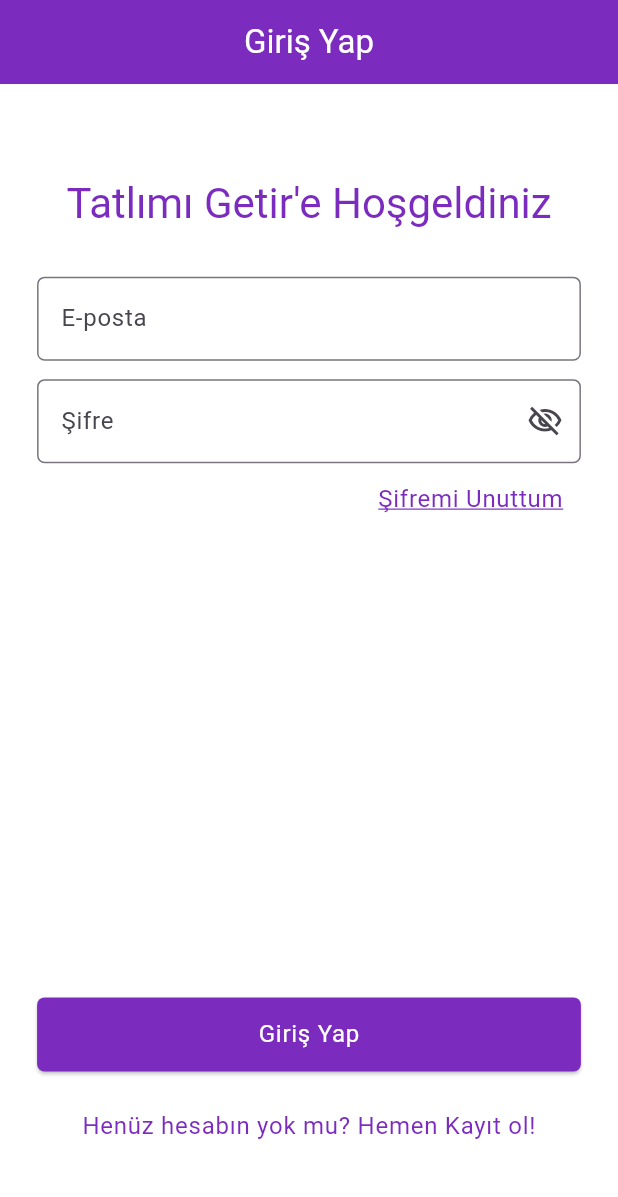
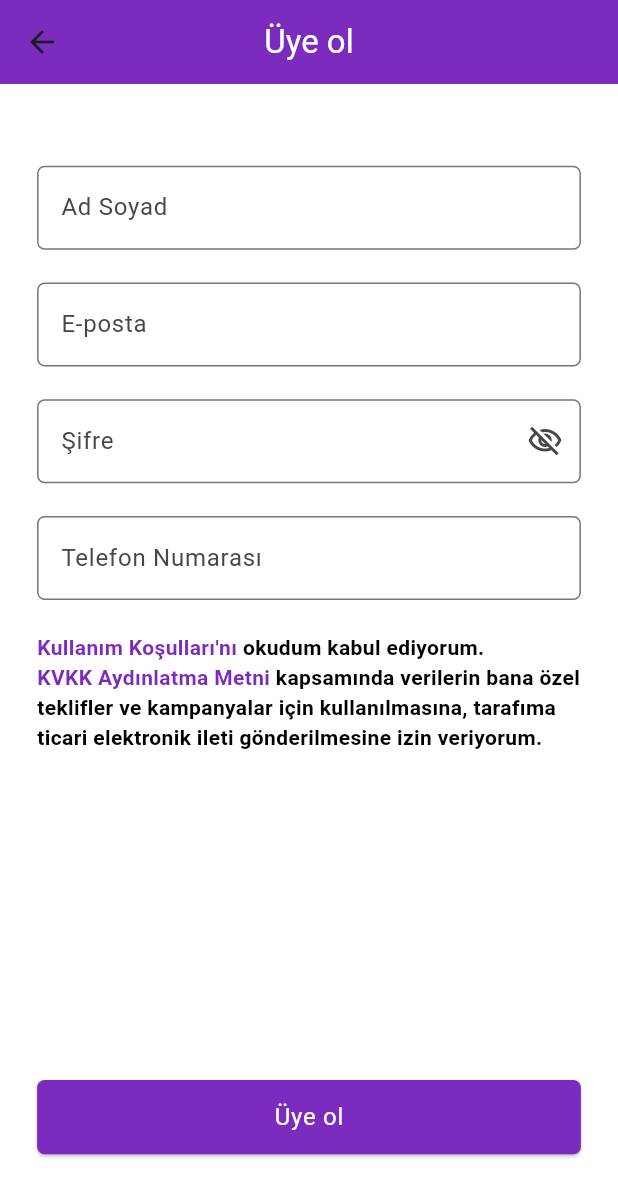
Before and after one commit to lewisVailed/TatlimiGetir, a Flutter app: the screen it shows after launch, after a tap on "Giriş Yap", on a phone screen of 412 x 824 dp. Shown: the top 1197 px of the screen. Run offline on Flutter 3.47's test engine with Material 3 defaults, Android fonts, the phone set to English and light mode, and no system bars.

Commit message:
register screen is finished and login screen has been edited

```diff
--- a/Flutter/getir_clone_app/lib/product/view_mixin/login_page_mixin.dart
+++ b/Flutter/getir_clone_app/lib/product/view_mixin/login_page_mixin.dart
@@ -2,15 +2,42 @@
 import 'package:getir_clone_app/view/login_page.dart';
 
 mixin LoginPageMixin on State<LoginPage>{
+  static const String appBarTitle = "Giriş Yap";
   static const String titleText = "Tatlımı Getir'e Hoşgeldiniz";
   static const String epostHintText = "E-posta";
   static const String passwordHintText = "Şifre";
   static const String passwordTextButtonText = "Şifremi Unuttum";
+  static const String loginButtonText = "Giriş Yap";
   static const String registerPageTextButtonText = "Henüz hesabın yok mu? Hemen Kayıt ol!";
+  static const String textFormFildisNotEmtyText = "Bu alan boş geçilemez.";
+
+  GlobalKey<FormState> key = GlobalKey();
 
   final TextEditingController epostController = TextEditingController();
   final TextEditingController passwordController = TextEditingController();
 
+  // Simple email verification
+  String? validateEmail(String? data) {
+    if (data == null || data.isEmpty) {
+      return 'E-posta boş bırakılamaz';
+    }
+
+    final emailRegex = RegExp(r'^[^@]+@[^@]+\.[^@]+');
+    if (!emailRegex.hasMatch(data)) {
+      return 'Geçerli bir e-posta giriniz';
+    }
+    return null;
+  }
+  // Simple password verification
+  String? validatePassword(String? value) {
+    if (value == null || value.isEmpty) {
+      return 'Şifre boş bırakılamaz';
+    }
+    if (value.length < 6) {
+      return 'Şifre en az 6 karakter olmalıdır';
+    }
+    return null;
+  }
 
   @override
   void dispose() {
--- /dev/null
+++ b/Flutter/getir_clone_app/lib/product/view_mixin/register_page_mixin.dart
@@ -0,0 +1,107 @@
+import 'package:flutter/gestures.dart';
+import 'package:flutter/material.dart';
+import 'package:getir_clone_app/view/register_page.dart';
+import 'package:url_launcher/url_launcher.dart';
+
+mixin RegisterPageMixin on State<RegisterPage> {
+
+  static const String agreement1 = "Kullanım Koşulları'nı";
+  static const String agreement2 = " okudum kabul ediyorum.";
+  static const String informativeText1 = "KVKK Aydınlatma Metni";
+  static const String informativeText2 = " kapsamında verilerin bana özel teklifler ve kampanyalar için kullanılmasına, tarafıma ticari elektronik ileti gönderilmesine izin veriyorum.";
+  static const String appbarTitle = "Üye ol";
+  static const String nameHintText = "Ad Soyad";
+  static const String epostHintText = "E-posta";
+  static const String passwordHintText = "Şifre";
+  static const String numberHintText = "Telefon Numarası";
+  static const String textFormFildisNotEmtyText = "Bu alan boş geçilemez.";
+  static const String registerButtonName = "Üye ol";
+  static const String urlAgreementLink = 'https://getir.com/yardim/kullanim-kosullari/';
+  static const String urlInformativeLink = 'https://getir.com/yardim/kvkk/';
+
+  GlobalKey<FormState> key = GlobalKey();
+
+  final TextEditingController nameController = TextEditingController();
+  final TextEditingController epostController = TextEditingController();
+  final TextEditingController passwordController = TextEditingController();
+  final TextEditingController numberController = TextEditingController();
+
+  String? validateName(String? value) {
+  if (value == null || value.isEmpty) {
+    return 'Ad soyad boş bırakılamaz';
+  }
+  //Checks that it consists of letters only, regex
+  final nameRegex = RegExp(r'^[a-zA-Z\s]+$');
+  if (!nameRegex.hasMatch(value)) {
+    return 'Ad soyad sadece harflerden oluşmalıdır';
+  }
+  return null;
+}
+  // Simple email verification
+  String? validateEmail(String? data) {
+    if (data == null || data.isEmpty) {
+      return 'E-posta boş bırakılamaz';
+    }
+
+    final emailRegex = RegExp(r'^[^@]+@[^@]+\.[^@]+');
+    if (!emailRegex.hasMatch(data)) {
+      return 'Geçerli bir e-posta giriniz';
+    }
+    return null;
+  }
+  // Simple password verification
+  String? validatePassword(String? value) {
+    if (value == null || value.isEmpty) {
+      return 'Şifre boş bırakılamaz';
+    }
+    if (value.length < 6) {
+      return 'Şifre en az 6 karakter olmalıdır';
+    }
+    return null;
+  }
+
+  // only numbers and up to 11 characters
+  String? validatePhoneNumber(String? value) {
+  if (value == null || value.isEmpty) {
+    return 'Telefon numarası boş bırakılamaz';
+  }
+
+  final phoneRegex = RegExp(r'^\d{1,11}$');
+  if (!phoneRegex.hasMatch(value)) {
+    return 'Geçerli bir telefon numarası giriniz (en fazla 11 karakter)';
+  }
+  return null;
+  }
+
+
+  late final TapGestureRecognizer tapGestureRecognizerAgreement;
+  late final TapGestureRecognizer tapGestureRecognizerInformative;
+
+  late final Uri urlAgreement;
+  late final Uri urlInformative;
+
+  // URL LAUNCHER
+  @override
+  void initState() {
+    super.initState();
+    urlAgreement = Uri.parse(urlAgreementLink);
+    urlInformative = Uri.parse(urlInformativeLink);
+    tapGestureRecognizerAgreement = TapGestureRecognizer()
+      ..onTap = () {
+        launchUrl(urlAgreement);
+      };
+
+     tapGestureRecognizerInformative = TapGestureRecognizer()
+      ..onTap = () {
+        launchUrl(urlInformative);
+      };
+  }
+  @override
+  void dispose() {
+    super.dispose();
+    nameController.dispose();
+    epostController.dispose();
+    passwordController.dispose();
+    numberController.dispose();
+  }
+}
--- a/Flutter/getir_clone_app/lib/product/widget/password_textfield.dart
+++ b/Flutter/getir_clone_app/lib/product/widget/password_text_form_field.dart
@@ -1,18 +1,19 @@
 import 'package:flutter/material.dart';
 
-class PasswordTextfield extends StatefulWidget {
-  const PasswordTextfield({
-    super.key, required this.controller, required this.hintText, required this.keyboardType
+class PasswordTextFormfieldNotEmpty extends StatefulWidget {
+  const PasswordTextFormfieldNotEmpty({
+    super.key,required this.validator, required this.controller, required this.hintText, required this.keyboardType,
   });
   final TextEditingController controller;
   final String hintText;
   final TextInputType keyboardType;
+  final String? Function(String?)? validator;
 
   @override
-  State<PasswordTextfield> createState() => _PasswordTextfieldState();
+  State<PasswordTextFormfieldNotEmpty> createState() => _PasswordTextFormfieldNotEmptyState();
 }
 
-class _PasswordTextfieldState extends State<PasswordTextfield> {
+class _PasswordTextFormfieldNotEmptyState extends State<PasswordTextFormfieldNotEmpty> {
   bool _isSecure = true;
 
   void _changeSecure(){
@@ -23,7 +24,9 @@
 
   @override
   Widget build(BuildContext context) {
-    return TextField(
+    return TextFormField(
+      validator: widget.validator,
+      autovalidateMode: AutovalidateMode.onUserInteraction,
       controller: widget.controller,
       keyboardType: widget.keyboardType,
       obscureText: _isSecure,
--- a/Flutter/getir_clone_app/lib/product/widget/text_field.dart
+++ /dev/null
@@ -1,20 +0,0 @@
-import 'package:flutter/material.dart';
-
-class Textfield extends StatelessWidget {
-  const Textfield({
-    super.key, required this.controller, required this.hintText, required this.keyboardType
-  });
-  final TextEditingController controller;
-  final String hintText;
-  final TextInputType keyboardType;
-  @override
-  Widget build(BuildContext context) {
-    return TextField(
-      controller: controller,
-      keyboardType: keyboardType,
-      decoration: InputDecoration(
-        hintText: hintText,
-        )
-      );
-  }
-}
--- /dev/null
+++ b/Flutter/getir_clone_app/lib/product/widget/text_form_field.dart
@@ -0,0 +1,23 @@
+import 'package:flutter/material.dart';
+
+class TextFormFieldIsNotEmpty extends StatelessWidget {
+  const TextFormFieldIsNotEmpty({
+    super.key,required this.validator, required this.controller, required this.hintText, required this.keyboardType,
+  });
+  final TextEditingController controller;
+  final String hintText;
+  final TextInputType keyboardType;
+  final String? Function(String?)? validator;
+  @override
+  Widget build(BuildContext context) {
+    return TextFormField(
+      validator: validator,
+      controller: controller,
+      keyboardType: keyboardType,
+      autovalidateMode: AutovalidateMode.onUserInteraction,
+      decoration: InputDecoration(
+        hintText: hintText,
+        )
+      );
+  }
+}
--- a/Flutter/getir_clone_app/lib/view/login_page.dart
+++ b/Flutter/getir_clone_app/lib/view/login_page.dart
@@ -3,9 +3,10 @@
 import 'package:getir_clone_app/product/extensions/build_context_extension.dart';
 import 'package:getir_clone_app/product/view_mixin/login_page_mixin.dart';
 import 'package:getir_clone_app/product/widget/elevated_button.dart';
-import 'package:getir_clone_app/product/widget/password_textfield.dart';
+import 'package:getir_clone_app/product/widget/password_text_form_field.dart';
 import 'package:getir_clone_app/product/widget/text_button.dart';
-import 'package:getir_clone_app/product/widget/text_field.dart';
+import 'package:getir_clone_app/product/widget/text_form_field.dart';
+import 'package:getir_clone_app/view/register_page.dart';
 
 class LoginPage extends StatefulWidget {
   const LoginPage({super.key});
@@ -20,30 +21,52 @@
   Widget build(BuildContext context) {
     return Scaffold(
       appBar: AppBar(
-        title: const Text("Giriş Yap"),
+        title: const Text(LoginPageMixin.appBarTitle),
       ),
+      resizeToAvoidBottomInset: false,
       body: Padding(
         padding: context.paddingColumnHorizontal,
+        child: Form(
+          key: key,
           child: Column(
             children: [
               const Spacer(flex: 10,),
+
               Text(LoginPageMixin.titleText,style: Theme.of(context).textTheme.headlineMedium?.copyWith(color: ProjectColors.appbarColor),),
+
               const Spacer(flex: 5,),
-            Textfield(controller:epostController,hintText: LoginPageMixin.epostHintText,keyboardType: TextInputType.emailAddress,),
+
+              TextFormFieldIsNotEmpty(
+                validator: validateEmail,
+                controller:epostController,hintText: LoginPageMixin.epostHintText,keyboardType: TextInputType.emailAddress,),
+
               const Spacer(flex: 2,),
-             PasswordTextfield(controller: passwordController,hintText: LoginPageMixin.passwordHintText, keyboardType: TextInputType.visiblePassword),
+
+               PasswordTextFormfieldNotEmpty(
+                validator: validatePassword,
+                controller: passwordController,hintText: LoginPageMixin.passwordHintText, keyboardType: TextInputType.visiblePassword),
+
               Align(
                 alignment: Alignment.topRight,
-              child: Textbutton(onPressed: (){},buttonName: "Şifremi Unuttum",textDecoration: TextDecoration.underline,),
+                child: Textbutton(onPressed: (){},buttonName: LoginPageMixin.passwordTextButtonText,textDecoration: TextDecoration.underline,),
               ),
+
               const Spacer(flex:50,),
-            Elevatedbutton(onPressed: (){},buttonName: "Giriş Yap",),
+
+              Elevatedbutton(onPressed: (){
+                if(key.currentState?.validate() ?? false){
+                  print("okey");
+                }
+                Navigator.push(context, MaterialPageRoute(builder: (context) => const RegisterPage()));
+              },buttonName: LoginPageMixin.loginButtonText,),
               const Spacer(flex: 2),
+
               Textbutton(onPressed:(){},buttonName: LoginPageMixin.registerPageTextButtonText),
               const Spacer(flex: 8,)
             ],
           ),
         ),
+      ),
     );
   }
 }
--- a/Flutter/getir_clone_app/lib/view/register_page.dart
+++ b/Flutter/getir_clone_app/lib/view/register_page.dart
@@ -0,0 +1,89 @@
+  import 'package:flutter/gestures.dart';
+import 'package:flutter/material.dart';
+import 'package:getir_clone_app/product/color/color_schema.dart';
+import 'package:getir_clone_app/product/extensions/build_context_extension.dart';
+import 'package:getir_clone_app/product/view_mixin/register_page_mixin.dart';
+import 'package:getir_clone_app/product/widget/elevated_button.dart';
+import 'package:getir_clone_app/product/widget/password_text_form_field.dart';
+import 'package:getir_clone_app/product/widget/text_form_field.dart';
+
+class RegisterPage extends StatefulWidget {
+    const RegisterPage({super.key});
+
+    @override
+    State<RegisterPage> createState() => _RegisterPageState();
+  }
+
+  class _RegisterPageState extends State<RegisterPage> with RegisterPageMixin{
+    @override
+    Widget build(BuildContext context) {
+      return Scaffold(
+        appBar: AppBar(
+          title: const Text(RegisterPageMixin.appbarTitle),
+        ),
+        resizeToAvoidBottomInset: false,
+        body: Padding(
+          padding: context.paddingColumnHorizontal,
+          child: Form(
+            key: key,
+            child: Column(
+              crossAxisAlignment: CrossAxisAlignment.start,
+              children: [
+                const Spacer(flex: 10,),
+                TextFormFieldIsNotEmpty(validator: validateName, controller: nameController, hintText: RegisterPageMixin.nameHintText, keyboardType: TextInputType.name),
+                const Spacer(flex: 4,),
+                TextFormFieldIsNotEmpty(validator: validateEmail, controller: epostController, hintText: RegisterPageMixin.epostHintText, keyboardType: TextInputType.emailAddress),
+                const Spacer(flex: 4,),
+                PasswordTextFormfieldNotEmpty(validator: validatePassword, controller: passwordController, hintText: RegisterPageMixin.passwordHintText, keyboardType: TextInputType.visiblePassword),
+                const Spacer(flex: 4,),
+                TextFormFieldIsNotEmpty(validator: validatePhoneNumber, controller: numberController, hintText: RegisterPageMixin.numberHintText, keyboardType: TextInputType.number),
+                const Spacer(flex: 4,),
+                _RichText(text1:RegisterPageMixin.agreement1,text2:RegisterPageMixin.agreement2,
+                tapGestureRecognizer: tapGestureRecognizerAgreement,),
+                _RichText(text1: RegisterPageMixin.informativeText1, text2: RegisterPageMixin.informativeText2,
+                tapGestureRecognizer: tapGestureRecognizerInformative),
+                const Spacer(flex: 40,),
+                Elevatedbutton(
+                  onPressed: (){
+                    if(key.currentState?.validate() ?? false){
+                    print("okey");
+                    }
+                  },
+                  buttonName: RegisterPageMixin.registerButtonName,
+                  ),
+                  const Spacer(flex: 10,)
+              ],
+            ),
+          ),
+        ),
+      );
+    }
+  }
+
+  class _RichText extends StatelessWidget {
+  const _RichText({
+    super.key,
+    required TapGestureRecognizer tapGestureRecognizer, required this.text1, required this.text2,
+  }) : _tapGestureRecognizer = tapGestureRecognizer;
+
+
+  final String text1 ;
+  final String text2 ;
+  final TapGestureRecognizer _tapGestureRecognizer;
+  @override
+  Widget build(BuildContext context) {
+    return RichText(
+      text: TextSpan(
+        recognizer: _tapGestureRecognizer,
+        text: text1,
+        style: Theme.of(context).textTheme.bodyMedium?.copyWith(
+          color: ProjectColors.appbarColor,
+          fontWeight: FontWeight.bold
+        ),
+        children: <TextSpan> [
+          TextSpan(text: text2,style: const TextStyle(color: Colors.black)),
+        ]
+      ),
+    );
+  }
+}
```
Lines whose indentation alone changed are shown as unchanged.
